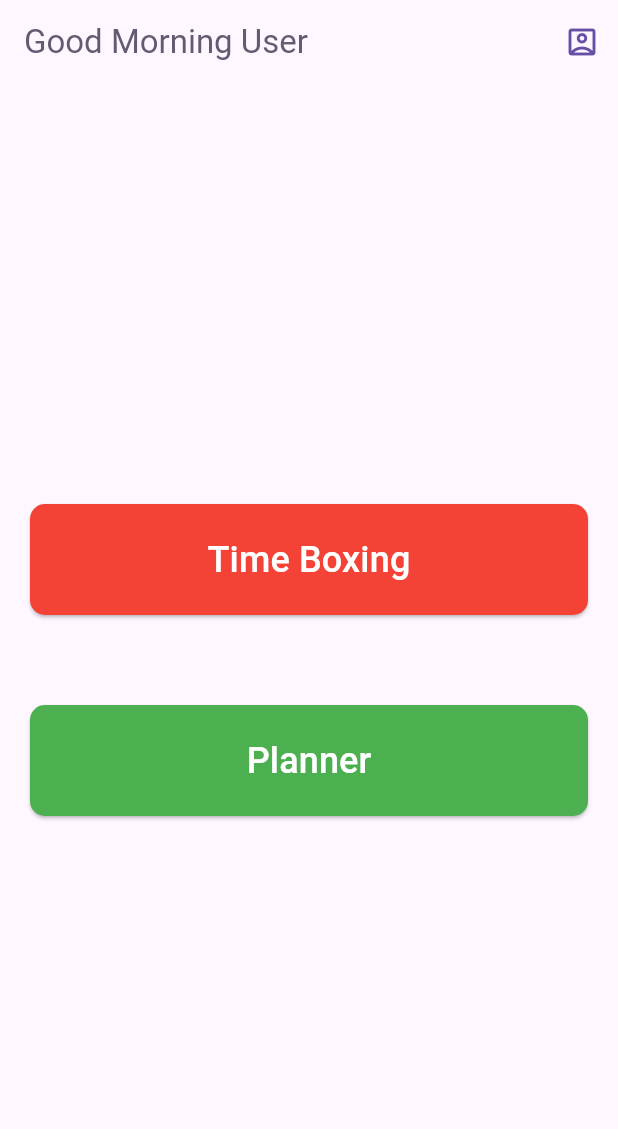
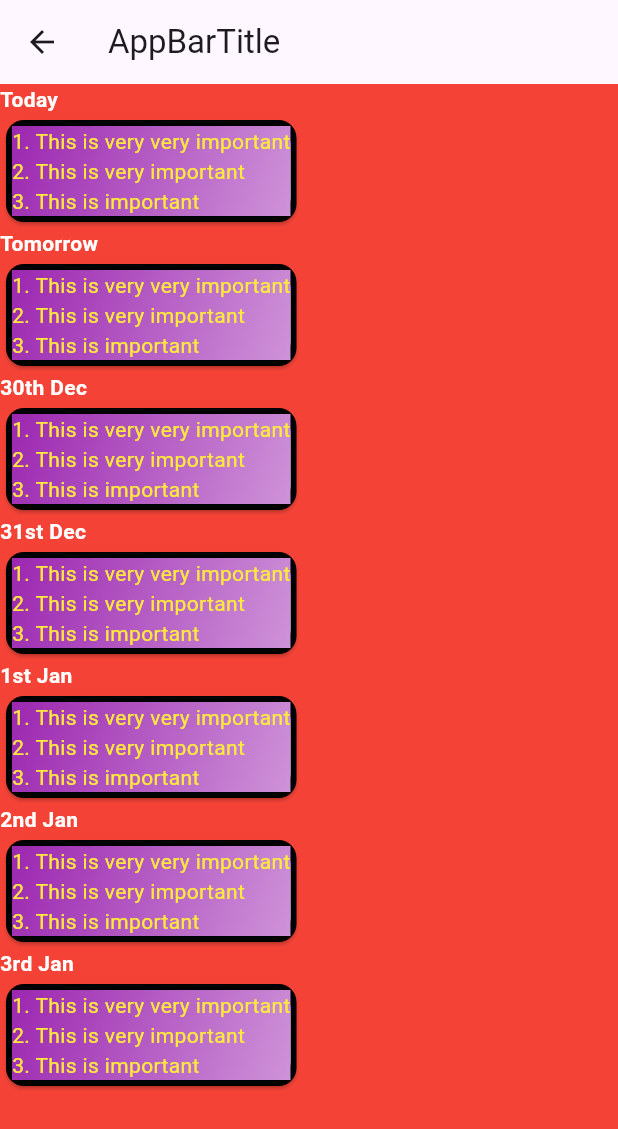
Before and after one commit to siddharth177/time_boxing, a Flutter app: the screen it shows after launch, after a tap on "Time Boxing", on a phone screen of 412 x 824 dp. Shown: the top 1129 px of the screen. Run offline on Flutter 3.47's test engine with Material 3 defaults, Android fonts, the phone set to English and light mode, and no system bars.

Commit message:
added current_week_summary_screen

```diff
--- /dev/null
+++ b/lib/screens/current_week_summary_screen.dart
@@ -0,0 +1,106 @@
+import 'package:flutter/material.dart';
+import 'package:time_boxing/widgets/one_day_summary.dart';
+
+class CurrentWeekSummaryScreen extends StatefulWidget {
+  const CurrentWeekSummaryScreen({super.key});
+
+  @override
+  State<CurrentWeekSummaryScreen> createState() =>
+      _CurrentWeekSummaryScreenState();
+}
+
+class _CurrentWeekSummaryScreenState extends State<CurrentWeekSummaryScreen> {
+  List<String> list = getNext7Days();
+  @override
+  Widget build(BuildContext context) {
+    return SafeArea(
+      child: Scaffold(
+        appBar: AppBar(
+          title: Text('AppBarTitle'),
+        ),
+        backgroundColor: Colors.red,
+        body: ListView.builder(
+          itemCount: list.length,
+          scrollDirection: Axis.vertical, // Set horizontal scrolling
+          physics: BouncingScrollPhysics(),
+          shrinkWrap: true,
+          itemBuilder: (context, index) {
+            return OneDaySummary(list[index]);
+          },
+        ),
+      ),
+    );
+  }
+}
+
+List<String> getNext7Days() {
+  List<String> days = [];
+  DateTime currentDate = DateTime.now();
+
+  for (int i = 0; i < 7; i++) {
+    if (i == 0) {
+      days.add('Today');
+    } else if (i == 1) {
+      days.add('Tomorrow');
+    } else {
+      days.add(formatDate(currentDate.add(Duration(days: i))));
+    }
+  }
+  return days;
+}
+
+String formatDate(DateTime date) {
+  String day = date.day.toString();
+  String dayWithSuffix = _getDayWithSuffix(date.day);
+  String monthAbbreviation = _getMonthAbbreviation(date.month);
+
+  return '$dayWithSuffix $monthAbbreviation';
+}
+
+String _getMonthAbbreviation(int month) {
+  switch (month) {
+    case 1:
+      return 'Jan';
+    case 2:
+      return 'Feb';
+    case 3:
+      return 'Mar';
+    case 4:
+      return 'Apr';
+    case 5:
+      return 'May';
+    case 6:
+      return 'Jun';
+    case 7:
+      return 'Jul';
+    case 8:
+      return 'Aug';
+    case 9:
+      return 'Sep';
+    case 10:
+      return 'Oct';
+    case 11:
+      return 'Nov';
+    case 12:
+      return 'Dec';
+    default:
+      return '';
+  }
+}
+
+String _getDayWithSuffix(int day) {
+  if (day >= 11 && day <= 13) {
+    return '${day}th';
+  }
+
+  switch (day % 10) {
+    case 1:
+      return '${day}st';
+    case 2:
+      return '${day}nd';
+    case 3:
+      return '${day}rd';
+    default:
+      return '${day}th';
+  }
+}
--- a/lib/widgets/landing_screen_display_element.dart
+++ b/lib/widgets/landing_screen_display_element.dart
@@ -1,4 +1,5 @@
 import 'package:flutter/material.dart';
+import 'package:time_boxing/screens/current_week_summary_screen.dart';
 
 class LandingScreenElement extends StatefulWidget {
   const LandingScreenElement(this.elementText, this.color, {super.key});
@@ -18,7 +19,14 @@ class _LandingScreenElementState extends State<LandingScreenElement> {
     return Container(
       margin: const EdgeInsets.all(20),
       child: ElevatedButton(
-        onPressed: () {},
+        onPressed: () {
+          Navigator.push(
+            context,
+            MaterialPageRoute(
+              builder: (context) => const CurrentWeekSummaryScreen(),
+            ),
+          );
+        },
         style: ElevatedButton.styleFrom(
           padding: const EdgeInsets.all(20),
           backgroundColor: widget.color,
--- /dev/null
+++ b/lib/widgets/one_day_summary.dart
@@ -0,0 +1,73 @@
+import 'package:flutter/material.dart';
+
+class OneDaySummary extends StatefulWidget {
+  const OneDaySummary(this.title, {super.key});
+  final String title;
+
+  @override
+  State<OneDaySummary> createState() => _OneDaySummaryState();
+}
+
+class _OneDaySummaryState extends State<OneDaySummary> {
+  @override
+  Widget build(BuildContext context) {
+    return Column(
+      crossAxisAlignment: CrossAxisAlignment.start,
+      children: [
+        Text(
+          widget.title,
+          style: const TextStyle(
+            fontWeight: FontWeight.bold,
+            color: Colors.white,
+          ),
+        ),
+        const Card(
+          // margin: const EdgeInsets.fromLTRB(5, 0, 0, 5),
+          color: Colors.black,
+          child: TopThreeItems(),
+        ),
+      ],
+    );
+  }
+}
+
+class TopThreeItems extends StatefulWidget {
+  const TopThreeItems({super.key});
+
+  @override
+  State<TopThreeItems> createState() => _TopThreeItemsState();
+}
+
+class _TopThreeItemsState extends State<TopThreeItems> {
+  @override
+  Widget build(BuildContext context) {
+    return Card(
+      child: Container(
+        decoration: BoxDecoration(
+          gradient: LinearGradient(
+            begin: Alignment.topLeft,
+            end: Alignment.bottomRight,
+            colors: [Colors.purple, Colors.purple.shade200],
+          ),
+        ),
+        child: const Column(
+          crossAxisAlignment: CrossAxisAlignment.start,
+          children: [
+            Text(
+              "1. This is very very important",
+              style: TextStyle(color: Colors.yellow),
+            ),
+            Text(
+              "2. This is very important",
+              style: TextStyle(color: Colors.yellow),
+            ),
+            Text(
+              "3. This is important",
+              style: TextStyle(color: Colors.yellow),
+            ),
+          ],
+        ),
+      ),
+    );
+  }
+}
```
